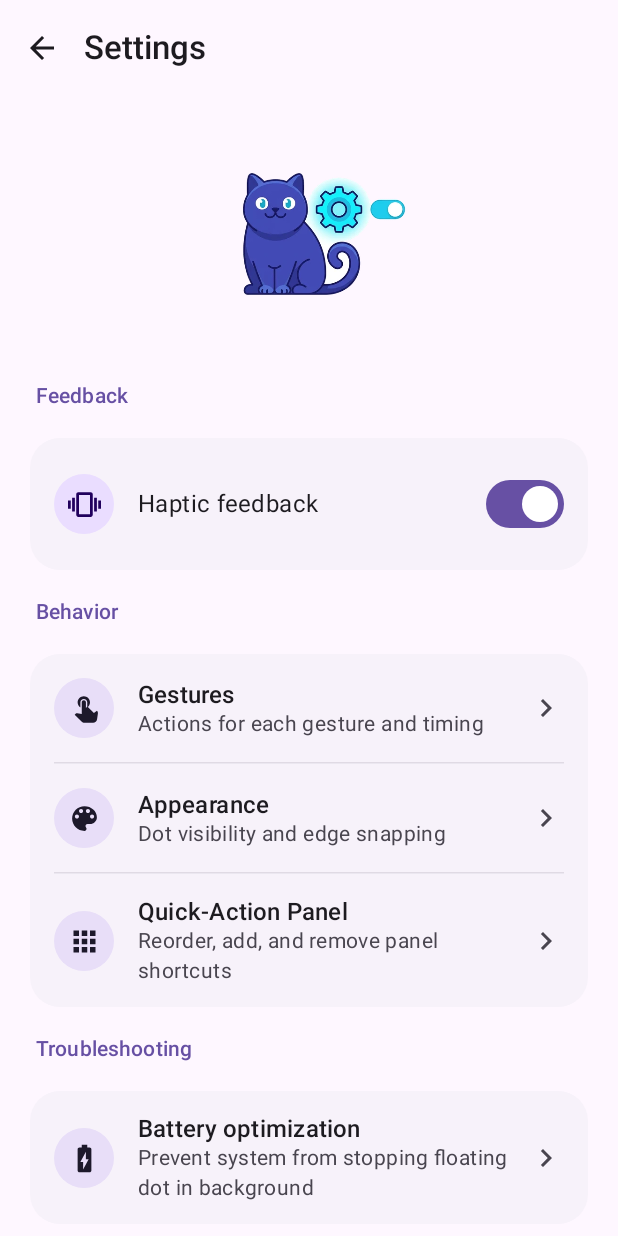
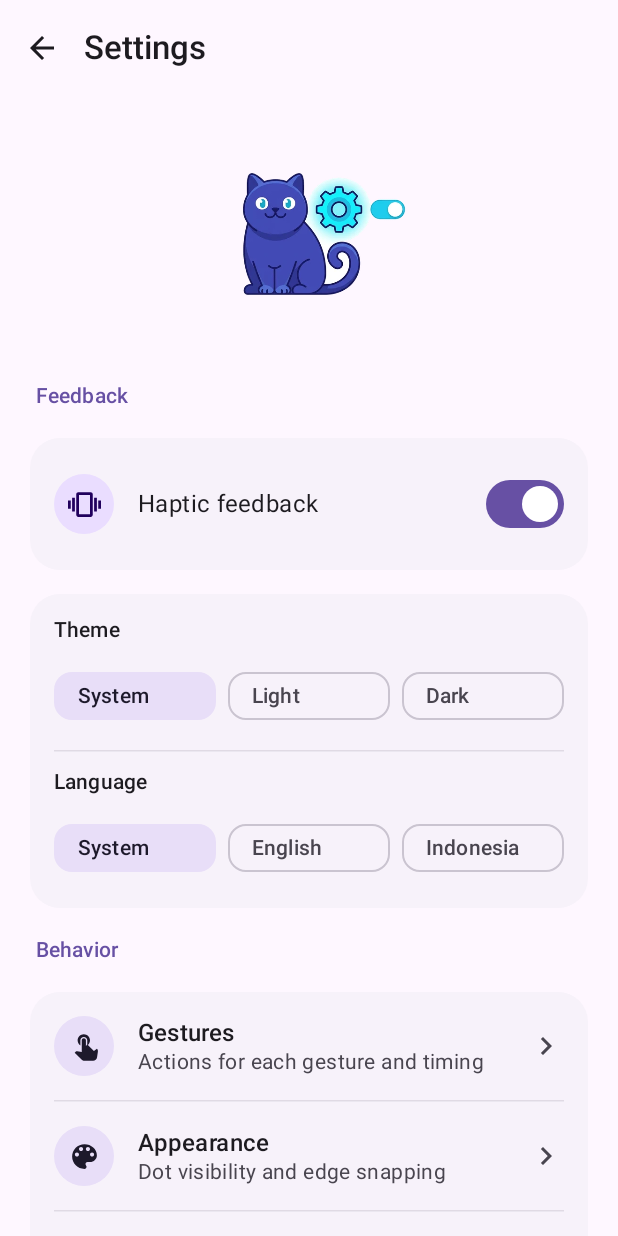
Before and after one commit to Udean777/Dotap, an Android app built with Jetpack Compose: the SettingsRoute screen opened through its navigation route, on a phone screen of 412 x 824 dp. Run offline under Robolectric (Android 15) with nearby library versions, the phone set to English and light mode, and no system bars; pictures from the network do not load.

Commit message:
feat(dotap): add theme/language switcher, mascot UI, tactile animations, and Indonesian copywriting polish

```diff
--- a/app/src/main/java/com/ssajudn/dotap/MainActivity.kt
+++ b/app/src/main/java/com/ssajudn/dotap/MainActivity.kt
@@ -1,22 +1,43 @@
 package com.ssajudn.dotap
+
+import android.app.Activity
+import android.app.LocaleManager
+import android.content.Context
 import android.content.Intent
+import android.content.res.Configuration
 import android.net.Uri
+import android.os.Build
 import android.os.Bundle
+import android.os.LocaleList
 import android.provider.Settings
 import androidx.activity.ComponentActivity
 import androidx.activity.compose.setContent
 import androidx.activity.enableEdgeToEdge
+import androidx.compose.animation.Crossfade
+import androidx.compose.foundation.isSystemInDarkTheme
 import androidx.compose.runtime.Composable
 import androidx.compose.runtime.CompositionLocalProvider
+import androidx.compose.runtime.LaunchedEffect
+import androidx.compose.runtime.SideEffect
 import androidx.compose.runtime.getValue
+import androidx.compose.runtime.remember
+import androidx.compose.ui.platform.LocalConfiguration
+import androidx.compose.ui.platform.LocalContext
+import androidx.compose.ui.platform.LocalView
 import androidx.core.net.toUri
+import androidx.core.view.WindowCompat
 import androidx.lifecycle.compose.collectAsStateWithLifecycle
+import androidx.navigation.compose.rememberNavController
 import com.ssajudn.dotap.di.AppContainer
+import com.ssajudn.dotap.domain.model.AppLanguage
+import com.ssajudn.dotap.domain.model.DotSettings
+import com.ssajudn.dotap.domain.model.ThemeMode
 import com.ssajudn.dotap.presentation.common.LocalAppIconLoader
 import com.ssajudn.dotap.presentation.navigation.Destinations
 import com.ssajudn.dotap.presentation.navigation.DotapNavHost
 import com.ssajudn.dotap.presentation.navigation.SystemActions
 import com.ssajudn.dotap.presentation.theme.DotapTheme
+import java.util.Locale
 
 class MainActivity : ComponentActivity() {
     override fun onCreate(savedInstanceState: Bundle?) {
@@ -64,12 +85,49 @@ private fun MainAppContent(
         Destinations.ONBOARDING
     }
     CompositionLocalProvider(LocalAppIconLoader provides container.appIconLoader) {
-        DotapTheme {
-            DotapNavHost(
-                factories = container.screenViewModelFactories,
-                systemActions = systemActions,
-                startDestination = startDestination,
-            )
+        val settings by container.settingsRepository.settings.collectAsStateWithLifecycle(
+            initialValue = DotSettings.Default,
+        )
+        val darkTheme = settings.themeMode == ThemeMode.DARK ||
+            (settings.themeMode == ThemeMode.SYSTEM && isSystemInDarkTheme())
+        val navController = rememberNavController()
+        val localizedContext = rememberLocalizedContext(settings.appLanguage)
+        SyncSystemBars(darkTheme)
+        Crossfade(targetState = localizedContext, label = "languageCrossfade") { ctx ->
+            CompositionLocalProvider(
+                LocalContext provides ctx,
+                LocalConfiguration provides ctx.resources.configuration,
+            ) {
+                DotapTheme(darkTheme = darkTheme) {
+                    DotapNavHost(container.screenViewModelFactories, systemActions, startDestination, navController)
+                }
+            }
         }
     }
 }
+
+@Composable
+private fun rememberLocalizedContext(appLanguage: AppLanguage): Context {
+    val baseContext = LocalContext.current
+    val baseConfig = LocalConfiguration.current
+    return remember(appLanguage, baseConfig) {
+        val tag = appLanguage.tag
+        if (tag == null) {
+            baseContext
+        } else {
+            val config = Configuration(baseConfig).apply { setLocale(Locale.forLanguageTag(tag)) }
+            baseContext.createConfigurationContext(config)
+        }
+    }
+}
+
+@Composable
+private fun SyncSystemBars(darkTheme: Boolean) {
+    val context = LocalContext.current
+    val view = LocalView.current
+    SideEffect {
+        (context as? Activity)?.window?.let { window ->
+            WindowCompat.getInsetsController(window, view).isAppearanceLightStatusBars = !darkTheme
+        }
+    }
+}
--- a/app/src/main/java/com/ssajudn/dotap/data/settings/SettingsKeys.kt
+++ b/app/src/main/java/com/ssajudn/dotap/data/settings/SettingsKeys.kt
@@ -30,6 +30,8 @@ internal object SettingsKeys {
     val ONBOARDING_COMPLETED = booleanPreferencesKey("onboarding_completed")
     val DOT_STYLE = stringPreferencesKey("dot_style")
     val CUSTOM_DOT_IMAGE_PATH = stringPreferencesKey("custom_dot_image_path")
+    val THEME_MODE = stringPreferencesKey("theme_mode")
+    val APP_LANGUAGE = stringPreferencesKey("app_language")
 }
 
 internal const val SIDE_RIGHT = "RIGHT"
--- a/app/src/main/java/com/ssajudn/dotap/data/settings/SettingsMapper.kt
+++ b/app/src/main/java/com/ssajudn/dotap/data/settings/SettingsMapper.kt
@@ -3,10 +3,12 @@ package com.ssajudn.dotap.data.settings
 import androidx.datastore.preferences.core.MutablePreferences
 import androidx.datastore.preferences.core.Preferences
 import com.ssajudn.dotap.domain.model.ActionType
+import com.ssajudn.dotap.domain.model.AppLanguage
 import com.ssajudn.dotap.domain.model.DotSettings
 import com.ssajudn.dotap.domain.model.DotStyle
 import com.ssajudn.dotap.domain.model.Limits
 import com.ssajudn.dotap.domain.model.PanelSlot
+import com.ssajudn.dotap.domain.model.ThemeMode
 
 /**
  * Translates between [Preferences] and [DotSettings]. Unknown or out-of-range stored values fall back
@@ -40,7 +42,7 @@ internal class SettingsMapper {
             isOnboardingCompleted = preferences.value(SettingsKeys.ONBOARDING_COMPLETED, d.isOnboardingCompleted),
             dotStyle = toDotStyle(preferences[SettingsKeys.DOT_STYLE], d.dotStyle),
             customDotImagePath = preferences[SettingsKeys.CUSTOM_DOT_IMAGE_PATH]?.takeIf { it.isNotBlank() },
-        ).withClampedValues()
+        ).withClampedValues().withThemeAndLanguage(preferences)
     }
 
     private fun DotSettings.withClampedValues(): DotSettings = this
@@ -75,6 +77,8 @@ internal class SettingsMapper {
         preferences[SettingsKeys.ONBOARDING_COMPLETED] = settings.isOnboardingCompleted
         preferences[SettingsKeys.DOT_STYLE] = settings.dotStyle.name
         writeOptionalString(preferences, SettingsKeys.CUSTOM_DOT_IMAGE_PATH, settings.customDotImagePath)
+        preferences[SettingsKeys.THEME_MODE] = settings.themeMode.name
+        preferences[SettingsKeys.APP_LANGUAGE] = settings.appLanguage.name
     }
 
     private fun writeOptionalString(
@@ -138,3 +142,18 @@ private fun toDotStyle(
     stored: String?,
     fallback: DotStyle,
 ): DotStyle = DotStyle.entries.firstOrNull { it.name == stored } ?: fallback
+
+private fun toThemeMode(
+    stored: String?,
+    fallback: ThemeMode,
+): ThemeMode = ThemeMode.entries.firstOrNull { it.name == stored } ?: fallback
+
+private fun toAppLanguage(
+    stored: String?,
+    fallback: AppLanguage,
+): AppLanguage = AppLanguage.entries.firstOrNull { it.name == stored } ?: fallback
+
+private fun DotSettings.withThemeAndLanguage(preferences: Preferences): DotSettings = copy(
+    themeMode = toThemeMode(preferences[SettingsKeys.THEME_MODE], DotSettings.Default.themeMode),
+    appLanguage = toAppLanguage(preferences[SettingsKeys.APP_LANGUAGE], DotSettings.Default.appLanguage),
+)
--- /dev/null
+++ b/app/src/main/java/com/ssajudn/dotap/domain/model/AppLanguage.kt
@@ -0,0 +1,7 @@
+package com.ssajudn.dotap.domain.model
+
+enum class AppLanguage(val tag: String?) {
+    SYSTEM(null),
+    ENGLISH("en"),
+    INDONESIAN("in"),
+}
--- a/app/src/main/java/com/ssajudn/dotap/domain/model/DotSettings.kt
+++ b/app/src/main/java/com/ssajudn/dotap/domain/model/DotSettings.kt
@@ -25,6 +25,8 @@ data class DotSettings(
     val isOnboardingCompleted: Boolean = Defaults.ONBOARDING_COMPLETED,
     val dotStyle: DotStyle = DotStyle.DEFAULT,
     val customDotImagePath: String? = null,
+    val themeMode: ThemeMode = ThemeMode.SYSTEM,
+    val appLanguage: AppLanguage = AppLanguage.SYSTEM,
 ) {
     /** Idle opacity as a 0..1 alpha; 100% is the upper limit and means no fading. */
     val idleAlpha: Float get() = idleOpacityPercent.toFloat() / Limits.MAX_IDLE_OPACITY_PERCENT
--- /dev/null
+++ b/app/src/main/java/com/ssajudn/dotap/domain/model/ThemeMode.kt
@@ -0,0 +1,7 @@
+package com.ssajudn.dotap.domain.model
+
+enum class ThemeMode {
+    SYSTEM,
+    LIGHT,
+    DARK,
+}
--- a/app/src/main/java/com/ssajudn/dotap/presentation/appearance/AppearanceScreen.kt
+++ b/app/src/main/java/com/ssajudn/dotap/presentation/appearance/AppearanceScreen.kt
@@ -84,6 +84,7 @@ private fun AppearanceBody(
     onPickImageClick: () -> Unit,
     modifier: Modifier = Modifier,
 ) {
+    if (state.isLoading) return
     Column(
         modifier = modifier
             .fillMaxSize()
--- a/app/src/main/java/com/ssajudn/dotap/presentation/gestures/GesturesScreen.kt
+++ b/app/src/main/java/com/ssajudn/dotap/presentation/gestures/GesturesScreen.kt
@@ -83,6 +83,7 @@ private fun GesturesBody(
     onEvent: (GesturesUiEvent) -> Unit,
     innerPadding: PaddingValues,
 ) {
+    if (state.isLoading) return
     Column(
         modifier = Modifier
             .fillMaxSize()
--- a/app/src/main/java/com/ssajudn/dotap/presentation/navigation/DotapNavHost.kt
+++ b/app/src/main/java/com/ssajudn/dotap/presentation/navigation/DotapNavHost.kt
@@ -32,8 +32,8 @@ fun DotapNavHost(
     factories: ScreenViewModelFactories,
     systemActions: SystemActions,
     startDestination: String = Destinations.HOME,
+    navController: NavHostController = rememberNavController(),
 ) {
-    val navController = rememberNavController()
     NavHost(
         navController = navController,
         startDestination = startDestination,
--- a/app/src/main/java/com/ssajudn/dotap/presentation/panelsettings/PanelSettingsScreen.kt
+++ b/app/src/main/java/com/ssajudn/dotap/presentation/panelsettings/PanelSettingsScreen.kt
@@ -92,6 +92,7 @@ private fun PanelSettingsBody(
     onEvent: (PanelSettingsUiEvent) -> Unit,
     innerPadding: PaddingValues,
 ) {
+    if (state.isLoading) return
     Column(
         modifier = Modifier
             .fillMaxSize()
--- a/app/src/main/java/com/ssajudn/dotap/presentation/settings/SettingsScreen.kt
+++ b/app/src/main/java/com/ssajudn/dotap/presentation/settings/SettingsScreen.kt
@@ -5,12 +5,14 @@ import androidx.compose.foundation.layout.Box
 import androidx.compose.foundation.layout.Column
 import androidx.compose.foundation.layout.PaddingValues
 import androidx.compose.foundation.layout.fillMaxSize
+import androidx.compose.foundation.layout.fillMaxWidth
 import androidx.compose.foundation.layout.padding
 import androidx.compose.foundation.layout.size
 import androidx.compose.foundation.rememberScrollState
 import androidx.compose.foundation.verticalScroll
 import androidx.compose.material3.MaterialTheme
 import androidx.compose.material3.Scaffold
+import androidx.compose.material3.Text
 import androidx.compose.runtime.Composable
 import androidx.compose.runtime.LaunchedEffect
 import androidx.compose.runtime.getValue
@@ -21,6 +23,8 @@ import androidx.compose.ui.tooling.preview.Preview
 import androidx.compose.ui.unit.dp
 import androidx.lifecycle.compose.collectAsStateWithLifecycle
 import com.ssajudn.dotap.R
+import com.ssajudn.dotap.domain.model.AppLanguage
+import com.ssajudn.dotap.domain.model.ThemeMode
 import com.ssajudn.dotap.presentation.common.DotapCard
 import com.ssajudn.dotap.presentation.common.DotapDivider
 import com.ssajudn.dotap.presentation.common.DotapMascot
@@ -69,6 +73,7 @@ private fun SettingsBody(
     onEvent: (SettingsUiEvent) -> Unit,
     innerPadding: PaddingValues,
 ) {
+    if (state.isLoading) return
     Column(
         modifier = Modifier
             .fillMaxSize()
@@ -78,9 +83,7 @@ private fun SettingsBody(
         verticalArrangement = Arrangement.spacedBy(16.dp),
     ) {
         DotapMascot(
-            modifier = Modifier
-                .align(Alignment.CenterHorizontally)
-                .size(ScreenMascotSize),
+            modifier = Modifier.align(Alignment.CenterHorizontally).size(ScreenMascotSize),
             mascotRes = R.drawable.mascot_settings_gear,
         )
         ExpressiveSectionHeader(text = stringResource(R.string.settings_feedback_section))
@@ -88,6 +91,7 @@ private fun SettingsBody(
             isHapticsEnabled = state.settings.isHapticsEnabled,
             onHapticsToggled = { onEvent(SettingsUiEvent.HapticsToggled(it)) },
         )
+        ThemeAndLanguageCard(state.settings.themeMode, state.settings.appLanguage, onEvent)
 
         ExpressiveSectionHeader(text = stringResource(R.string.settings_behavior_section))
         BehaviorCard(items = behaviorNavigationItems(onEvent))
--- a/app/src/main/java/com/ssajudn/dotap/presentation/settings/SettingsUiEvent.kt
+++ b/app/src/main/java/com/ssajudn/dotap/presentation/settings/SettingsUiEvent.kt
@@ -1,7 +1,14 @@
 package com.ssajudn.dotap.presentation.settings
+
+import com.ssajudn.dotap.domain.model.AppLanguage
+import com.ssajudn.dotap.domain.model.ThemeMode
 
 sealed interface SettingsUiEvent {
     data class HapticsToggled(val enabled: Boolean) : SettingsUiEvent
+
+    data class ThemeModeSelected(val mode: ThemeMode) : SettingsUiEvent
+
+    data class LanguageSelected(val language: AppLanguage) : SettingsUiEvent
 
     data object OpenGesturesClicked : SettingsUiEvent
 
--- a/app/src/main/java/com/ssajudn/dotap/presentation/settings/SettingsViewModel.kt
+++ b/app/src/main/java/com/ssajudn/dotap/presentation/settings/SettingsViewModel.kt
@@ -35,6 +35,14 @@ class SettingsViewModel(
                     it.copy(isHapticsEnabled = event.enabled)
                 }
 
+                is SettingsUiEvent.ThemeModeSelected -> settingsRepository.update {
+                    it.copy(themeMode = event.mode)
+                }
+
+                is SettingsUiEvent.LanguageSelected -> settingsRepository.update {
+                    it.copy(appLanguage = event.language)
+                }
+
                 SettingsUiEvent.OpenGesturesClicked -> _uiEffect.send(SettingsUiEffect.NavigateToGestures)
 
                 SettingsUiEvent.OpenAppearanceClicked -> _uiEffect.send(SettingsUiEffect.NavigateToAppearance)
--- /dev/null
+++ b/app/src/main/java/com/ssajudn/dotap/presentation/settings/ThemeAndLanguageCard.kt
@@ -0,0 +1,75 @@
+package com.ssajudn.dotap.presentation.settings
+
+import android.content.res.Configuration
+import androidx.compose.foundation.layout.Arrangement
+import androidx.compose.foundation.layout.Column
+import androidx.compose.foundation.layout.Row
+import androidx.compose.foundation.layout.fillMaxWidth
+import androidx.compose.foundation.layout.padding
+import androidx.compose.material3.FilterChip
+import androidx.compose.material3.MaterialTheme
+import androidx.compose.material3.Text
+import androidx.compose.runtime.Composable
+import androidx.compose.ui.Modifier
+import androidx.compose.ui.res.stringResource
+import androidx.compose.ui.unit.dp
+import com.ssajudn.dotap.R
+import com.ssajudn.dotap.domain.model.AppLanguage
+import com.ssajudn.dotap.domain.model.ThemeMode
+import com.ssajudn.dotap.presentation.common.DotapCard
+import com.ssajudn.dotap.presentation.common.DotapDivider
+
+private val THEME_OPTIONS = listOf(
+    ThemeMode.SYSTEM to R.string.theme_system,
+    ThemeMode.LIGHT to R.string.theme_light,
+    ThemeMode.DARK to R.string.theme_dark,
+)
+
+private val LANGUAGE_OPTIONS = listOf(
+    AppLanguage.SYSTEM to R.string.language_system,
+    AppLanguage.ENGLISH to R.string.language_english,
+    AppLanguage.INDONESIAN to R.string.language_indonesian,
+)
+
+@Composable
+internal fun ThemeAndLanguageCard(
+    themeMode: ThemeMode,
+    appLanguage: AppLanguage,
+    onEvent: (SettingsUiEvent) -> Unit,
+) {
+    DotapCard {
+        Column(modifier = Modifier.padding(16.dp), verticalArrangement = Arrangement.spacedBy(12.dp)) {
+            Text(text = stringResource(R.string.settings_theme_label), style = MaterialTheme.typography.titleSmall)
+            OptionChipRow(
+                options = THEME_OPTIONS,
+                selected = themeMode,
+                onSelected = { onEvent(SettingsUiEvent.ThemeModeSelected(it)) },
+            )
+            DotapDivider()
+            Text(text = stringResource(R.string.settings_language_label), style = MaterialTheme.typography.titleSmall)
+            OptionChipRow(
+                options = LANGUAGE_OPTIONS,
+                selected = appLanguage,
+                onSelected = { lang -> onEvent(SettingsUiEvent.LanguageSelected(lang)) },
+            )
+        }
+    }
+}
+
+@Composable
+private fun <T> OptionChipRow(
+    options: List<Pair<T, Int>>,
+    selected: T,
+    onSelected: (T) -> Unit,
+) {
+    Row(modifier = Modifier.fillMaxWidth(), horizontalArrangement = Arrangement.spacedBy(8.dp)) {
+        options.forEach { (value, labelRes) ->
+            FilterChip(
+                selected = value == selected,
+                onClick = { onSelected(value) },
+                label = { Text(text = stringResource(labelRes), maxLines = 1) },
+                modifier = Modifier.weight(1f),
+            )
+        }
+    }
+}
--- a/app/src/main/res/values/strings.xml
+++ b/app/src/main/res/values/strings.xml
@@ -154,4 +154,12 @@
     <string name="onboarding_next">Next</string>
     <string name="action_open_dotap">Open Dotap</string>
     <string name="action_picker_search_hint">Search actions…</string>
+    <string name="settings_theme_label">Theme</string>
+    <string name="theme_system">System</string>
+    <string name="theme_light">Light</string>
+    <string name="theme_dark">Dark</string>
+    <string name="settings_language_label">Language</string>
+    <string name="language_system">System</string>
+    <string name="language_english">English</string>
+    <string name="language_indonesian">Indonesia</string>
 </resources>
```
Also changed, not shown: 1 other file.
